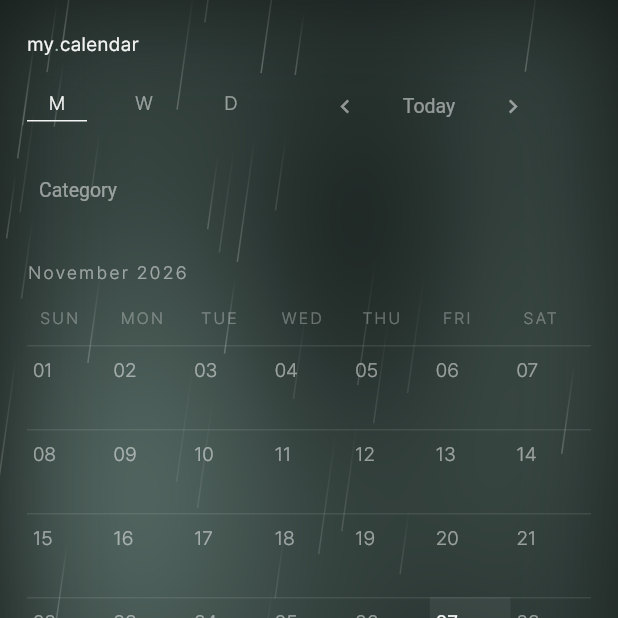
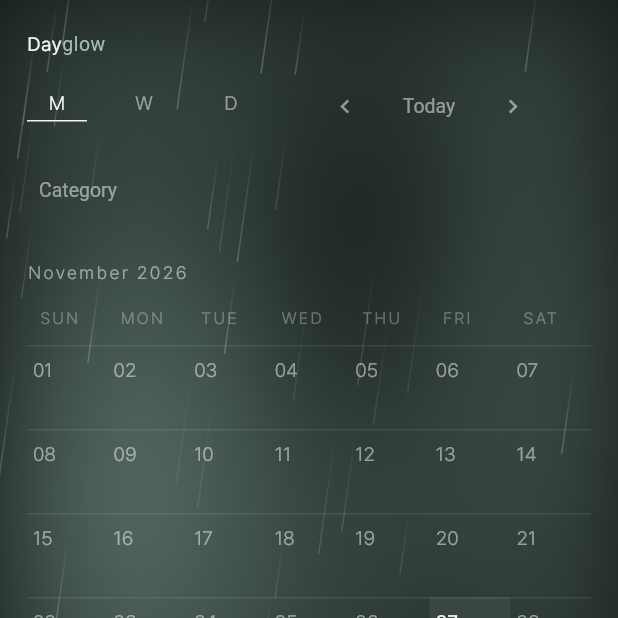
Before and after one commit to hanvit310v-star/dayglow, a Flutter app: the screen it shows after launch, on a phone screen of 412 x 824 dp, the top half of it. Run offline on Flutter 3.47's test engine with Material 3 defaults, Android fonts, the phone set to English and light mode, and no system bars; our stand-ins replace geolocator, material_ui, shared_preferences; project files that could hold a hidden picture were left out.

Commit message:
프로그램 이름을 Dayglow로 변경, 호버 칩을 둥근 바 형태로 개선, PRD에 이름 변경 규칙(15장) 추가
Co-Authored-By: Claude Sonnet 5.5 <noreply@anthropic.com>

```diff
--- a/app/lib/main.dart
+++ b/app/lib/main.dart
@@ -15,29 +15,29 @@ Future<void> main() async {
   final store = CalendarStore();
   final mood = MoodController();
   await Future.wait([store.load(), mood.load()]);
-  runApp(MyCalendarApp(store: store, mood: mood));
+  runApp(DayglowApp(store: store, mood: mood));
 }
 
-class MyCalendarApp extends StatelessWidget {
+class DayglowApp extends StatelessWidget {
   final CalendarStore store;
   final MoodController mood;
-  const MyCalendarApp({super.key, required this.store, required this.mood});
+  const DayglowApp({super.key, required this.store, required this.mood});
 
   @override
   Widget build(BuildContext context) {
     return MaterialApp(
-      title: 'my.calendar',
+      title: 'Dayglow',
       debugShowCheckedModeBanner: false,
       locale: const Locale('en'),
       supportedLocales: const [Locale('en'), Locale('ko')],
       localizationsDelegates: GlobalMaterialLocalizations.delegates,
       theme: ThemeData(
         useMaterial3: true,
-        fontFamily: 'MyCalendarSans', // 앱에 포함한 한글 글꼴 (드문 글자는 기기·웹 기본 글꼴이 대신 표시)
+        fontFamily: 'DayglowSans', // 앱에 포함한 한글 글꼴 (드문 글자는 기기·웹 기본 글꼴이 대신 표시)
         brightness: Brightness.dark,
         colorScheme: const ColorScheme.dark(primary: Color(0xFFA3BDB3), surface: Color(0xFF1C2321)),
         textTheme: _light(ThemeData.dark().textTheme.apply(
-            fontFamily: 'MyCalendarSans', bodyColor: const Color(0xB8FFFFFF), displayColor: const Color(0xF0FFFFFF))),
+            fontFamily: 'DayglowSans', bodyColor: const Color(0xB8FFFFFF), displayColor: const Color(0xF0FFFFFF))),
         splashFactory: NoSplash.splashFactory,
       ),
       // 따로 굵기를 정하지 않은 글자도 모두 '얇게(300)' — 웹 버전과 같은 조용한 느낌
--- a/app/lib/ui/editors.dart
+++ b/app/lib/ui/editors.dart
@@ -69,7 +69,7 @@ class TextTab extends StatelessWidget {
               Row(mainAxisSize: MainAxisSize.min, children: [
                 AnimatedDefaultTextStyle(
                   duration: Motion.of(context, Motion.base),
-                  style: TextStyle(fontFamily: 'MyCalendarSans', fontWeight: FontWeight.w300, fontSize: 13, color: on ? t100 : t50),
+                  style: TextStyle(fontFamily: 'DayglowSans', fontWeight: FontWeight.w300, fontSize: 13, color: on ? t100 : t50),
                   child: Text(label),
                 ),
                 if (trailing != null) ...[const SizedBox(width: 4), trailing!],
--- a/app/lib/ui/home_page.dart
+++ b/app/lib/ui/home_page.dart
@@ -270,9 +270,8 @@ class _LeftPane extends StatelessWidget {
       ),
     ]);
     const brand = Text.rich(TextSpan(children: [
-      TextSpan(text: 'my'),
-      TextSpan(text: '.', style: TextStyle(color: Color(0xFFA3BDB3))),
-      TextSpan(text: 'calendar'),
+      TextSpan(text: 'Day'),
+      TextSpan(text: 'glow', style: TextStyle(color: Color(0xFFA3BDB3))),
     ]), style: TextStyle(fontSize: 13, fontWeight: FontWeight.w400, color: t100, letterSpacing: .3));
 
     final top = wide
```
Also changed, not shown: app/lib/ui/calendar_views.dart (+43 -24 lines), app/pubspec.yaml (+6 -6 lines), app/assets/fonts/DayglowSans-ExtraLight.otf (renamed from app/assets/fonts/MyCalendarSans-ExtraLight.otf), app/assets/fonts/DayglowSans-Light.otf (renamed from app/assets/fonts/MyCalendarSans-Light.otf), app/assets/fonts/DayglowSans-Medium.otf (renamed from app/assets/fonts/MyCalendarSans-Medium.otf), app/assets/fonts/DayglowSans-Regular.otf (renamed from app/assets/fonts/MyCalendarSans-Regular.otf), 15 other files.
